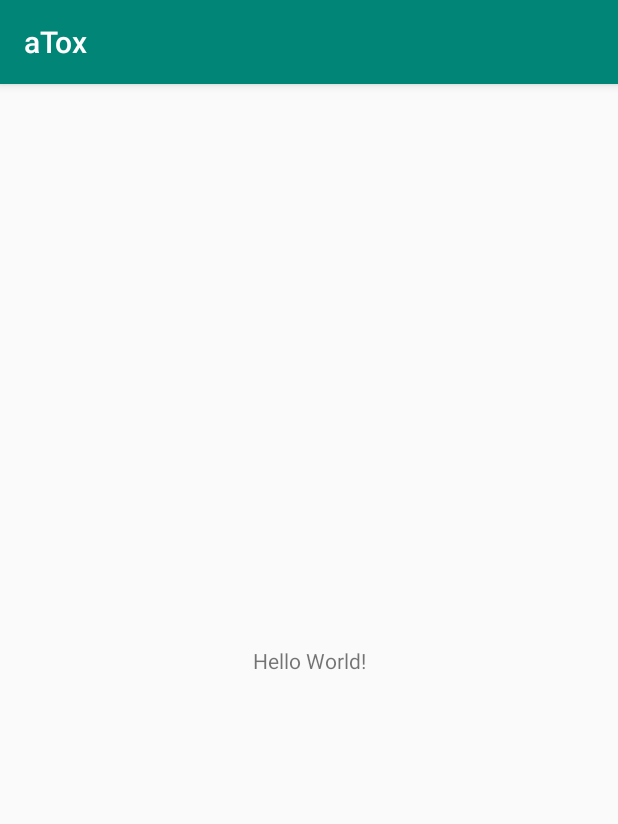
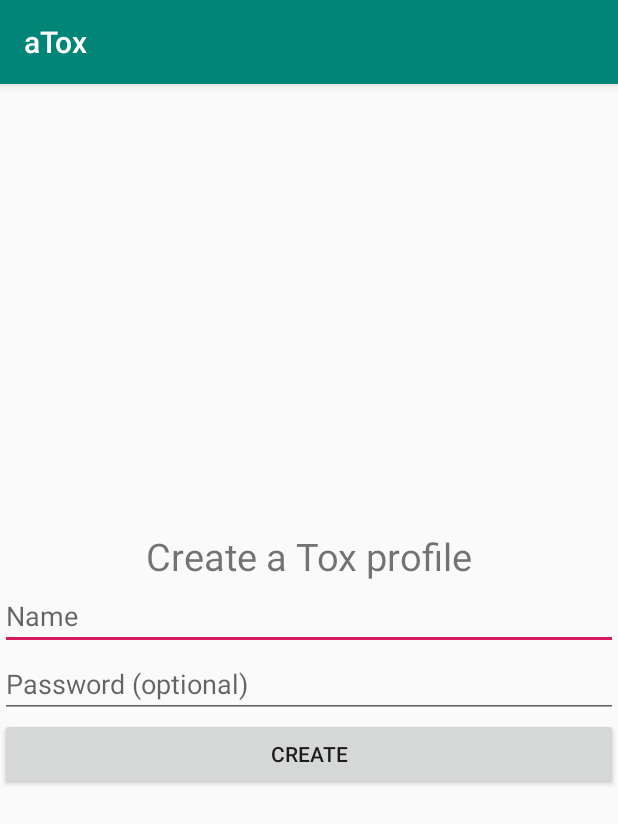
Before and after one commit to evilcorpltd/aTox, an Android app: the screen it shows after launch (MainActivity), on a phone screen of 412 x 824 dp. Shown: the top 824 px of the screen. Run offline under Robolectric (Android 15) with nearby library versions, the phone set to English and light mode, and no system bars.

Commit message:
Create a nicer starting activity

```diff
--- a/app/src/main/AndroidManifest.xml
+++ b/app/src/main/AndroidManifest.xml
@@ -9,6 +9,10 @@
             android:roundIcon="@mipmap/ic_launcher_round"
             android:supportsRtl="true"
             android:theme="@style/AppTheme">
+        <activity android:name=".ChatActivity">
+        </activity>
+        <activity android:name=".ContactListActivity">
+        </activity>
         <activity android:name=".MainActivity">
             <intent-filter>
                 <action android:name="android.intent.action.MAIN"/>
--- a/app/src/main/java/ltd/evilcorp/atox/MainActivity.kt
+++ b/app/src/main/java/ltd/evilcorp/atox/MainActivity.kt
@@ -1,12 +1,21 @@
 package ltd.evilcorp.atox
 
+import android.content.Intent
 import android.support.v7.app.AppCompatActivity
 import android.os.Bundle
+import kotlinx.android.synthetic.main.activity_main.*
 
 class MainActivity : AppCompatActivity() {
 
     override fun onCreate(savedInstanceState: Bundle?) {
         super.onCreate(savedInstanceState)
         setContentView(R.layout.activity_main)
+
+        btnCreate.setOnClickListener {
+            App.profile = if (username.text.isNotEmpty()) username.text.toString() else "aTox user"
+            App.password = if (password.text.isNotEmpty()) password.text.toString() else ""
+            startActivity(Intent(this@MainActivity, ContactListActivity::class.java))
+        }
     }
+
 }
--- a/app/src/main/res/layout/activity_main.xml
+++ b/app/src/main/res/layout/activity_main.xml
@@ -8,12 +8,46 @@
         tools:context=".MainActivity">
 
     <TextView
+            android:id="@+id/profileCreationLabel"
             android:layout_width="wrap_content"
             android:layout_height="wrap_content"
-            android:text="Hello World!"
-            app:layout_constraintBottom_toBottomOf="parent"
+            android:text="Create a Tox profile"
+            android:textSize="25sp"
+            android:gravity="center"
+            app:layout_constraintBottom_toTopOf="@id/username"
             app:layout_constraintLeft_toLeftOf="parent"
             app:layout_constraintRight_toRightOf="parent"
-            app:layout_constraintTop_toTopOf="parent"/>
+            app:layout_constraintTop_toTopOf="parent"
+            app:layout_constraintVertical_chainStyle="packed"/>
+
+    <EditText
+            android:id="@+id/username"
+            android:layout_width="match_parent"
+            android:layout_height="wrap_content"
+            android:autofillHints="username"
+            android:hint="Name"
+            android:inputType="text"
+            android:maxLines="1"
+            app:layout_constraintTop_toBottomOf="@id/profileCreationLabel"
+            app:layout_constraintBottom_toTopOf="@id/password"/>
+
+    <EditText
+            android:id="@+id/password"
+            android:layout_width="match_parent"
+            android:layout_height="wrap_content"
+            android:autofillHints="password"
+            android:hint="Password (optional)"
+            android:inputType="textPassword"
+            android:maxLines="1"
+            app:layout_constraintTop_toBottomOf="@id/username"
+            app:layout_constraintBottom_toTopOf="@id/btnCreate"/>
+
+    <Button
+            android:id="@+id/btnCreate"
+            android:layout_width="match_parent"
+            android:layout_height="wrap_content"
+            android:text="Create"
+            app:layout_constraintTop_toBottomOf="@+id/password"
+            app:layout_constraintBottom_toBottomOf="parent"/>
 
 </android.support.constraint.ConstraintLayout>
```
Also changed, not shown: app/src/main/java/ltd/evilcorp/atox/App.kt (added, +10 -0 lines), app/src/main/java/ltd/evilcorp/atox/ContactListActivity.kt (added, +12 -0 lines), app/src/main/res/layout/activity_contact_list.xml (added, +10 -0 lines).
